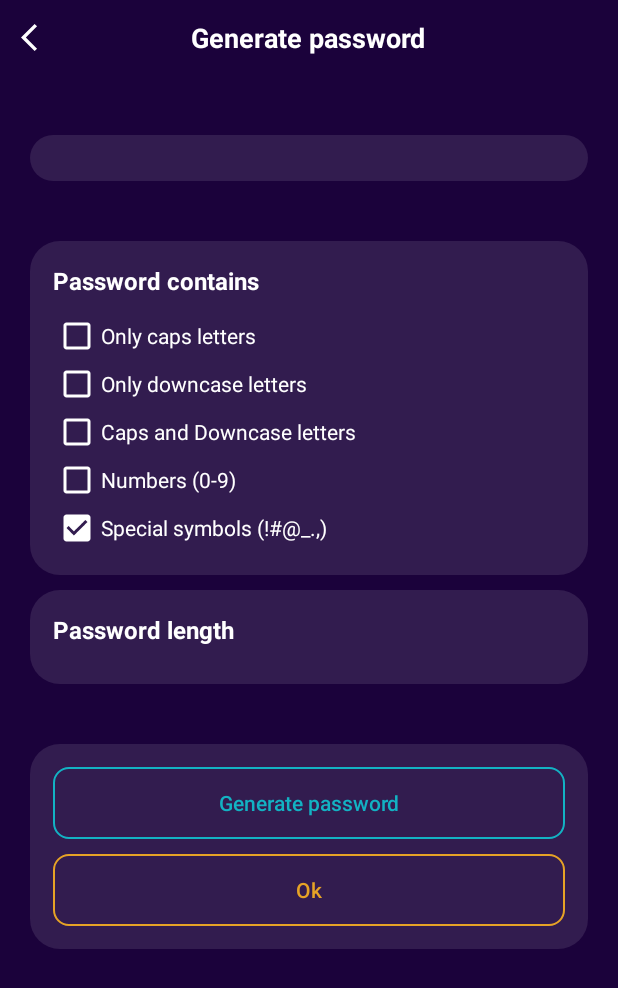
After one commit to alexandrakomkova/passave, an Android app: the layout activity_generate_password.xml on its own in the app's theme, with its tools: preview values and no code run, on a phone screen of 412 x 824 dp. The commit adds this screen. Shown: the top 988 px of the screen. Run offline under Robolectric (Android 15) with nearby library versions, the phone set to English and light mode, and no system bars.

Commit message:
add generate password screen

```diff
--- a/app/src/main/AndroidManifest.xml
+++ b/app/src/main/AndroidManifest.xml
@@ -16,8 +16,11 @@
         <activity
             android:name=".AddPasswordActivity"
             android:exported="true" />
+<!--        <activity-->
+<!--            android:name=".GeneratePasswordActivity"-->
+<!--            android:exported="true" />-->
         <activity
-            android:name=".MainActivity"
+            android:name=".GeneratePasswordActivity"
             android:exported="true">
             <intent-filter>
                 <action android:name="android.intent.action.MAIN" />
--- /dev/null
+++ b/app/src/main/java/by/komkova/fit/bstu/passave/GeneratePasswordActivity.java
@@ -0,0 +1,14 @@
+package by.komkova.fit.bstu.passave;
+
+import android.os.Bundle;
+
+import androidx.appcompat.app.AppCompatActivity;
+
+public class GeneratePasswordActivity  extends AppCompatActivity {
+
+    @Override
+    protected void onCreate(Bundle savedInstanceState) {
+        super.onCreate(savedInstanceState);
+        setContentView(R.layout.activity_generate_password);
+    }
+}
--- a/app/src/main/res/layout/activity_add_password.xml
+++ b/app/src/main/res/layout/activity_add_password.xml
@@ -34,6 +34,7 @@
             android:layout_width="match_parent"
             android:layout_height="wrap_content"
             android:orientation="vertical">
+
             <!-- Text fields -->
             <LinearLayout
             android:layout_width="match_parent"
--- /dev/null
+++ b/app/src/main/res/layout/activity_generate_password.xml
@@ -0,0 +1,189 @@
+<?xml version="1.0" encoding="utf-8"?>
+<LinearLayout xmlns:android="http://schemas.android.com/apk/res/android"
+    xmlns:tools="http://schemas.android.com/tools"
+    android:layout_width="match_parent"
+    android:layout_height="match_parent"
+    android:background="@color/primary"
+    tools:context=".GeneratePasswordActivity"
+    android:orientation="vertical">
+
+    <RelativeLayout
+        android:layout_width="match_parent"
+        android:layout_height="wrap_content">
+
+        <ImageView
+            android:layout_width="50dp"
+            android:layout_height="50dp"
+            android:padding="14dp"
+            android:src="@drawable/back_btn"/>
+
+        <TextView
+            android:layout_width="wrap_content"
+            android:layout_height="wrap_content"
+            android:layout_centerInParent="true"
+            android:text="@string/generate_password_screen_label"
+            android:textColor="@color/white"
+            android:textSize="18sp"
+            android:textStyle="bold" />
+    </RelativeLayout>
+
+    <ScrollView
+        android:layout_width="match_parent"
+        android:layout_height="wrap_content">
+        <LinearLayout
+            android:layout_width="match_parent"
+            android:layout_height="wrap_content"
+            android:orientation="vertical">
+
+        <!-- Generated result -->
+        <LinearLayout
+            android:layout_width="match_parent"
+            android:layout_height="wrap_content"
+            android:layout_marginStart="20dp"
+            android:layout_marginEnd="20dp"
+            android:layout_marginTop="40dp"
+            android:orientation="vertical"
+            android:padding="15dp"
+            android:background="@drawable/round_back_white_10_20">
+
+        </LinearLayout>
+
+            <!-- Password Options -->
+            <LinearLayout
+                android:layout_width="match_parent"
+                android:layout_height="wrap_content"
+                android:layout_marginStart="20dp"
+                android:layout_marginEnd="20dp"
+                android:layout_marginTop="40dp"
+                android:orientation="vertical"
+                android:padding="15dp"
+                android:background="@drawable/round_back_white_10_20">
+
+                <!-- Password options label -->
+                <TextView
+                    android:id="@+id/password_contains_label"
+                    android:layout_width="wrap_content"
+                    android:layout_height="wrap_content"
+                    android:layout_centerVertical="true"
+                    android:text="@string/password_contains_label"
+                    android:textColor="@color/white"
+                    android:textStyle="bold"
+                    android:textSize="16sp"
+                    android:layout_marginBottom="10dp"/>
+
+                <!-- Caps Letters checkbox-->
+                <CheckBox
+                    android:id="@+id/caps_letters_checkbox"
+                    android:layout_width="match_parent"
+                    android:layout_height="wrap_content"
+                    android:text="@string/caps_letters_label"
+                    android:textColor="@color/white"
+                    android:buttonTint="@color/white"/>
+
+                <!-- Downcase Letters checkbox-->
+                <CheckBox
+                    android:id="@+id/down_letters_checkbox"
+                    android:layout_width="match_parent"
+                    android:layout_height="wrap_content"
+                    android:text="@string/down_letters_label"
+                    android:textColor="@color/white"
+                    android:buttonTint="@color/white"/>
+
+                <!-- All Letters checkbox-->
+                <CheckBox
+                    android:id="@+id/all_letters_checkbox"
+                    android:layout_width="match_parent"
+                    android:layout_height="wrap_content"
+                    android:text="@string/all_letters_label"
+                    android:textColor="@color/white"
+                    android:buttonTint="@color/white"/>
+
+                <!-- Numbers checkbox-->
+                <CheckBox
+                    android:id="@+id/numbers_checkbox"
+                    android:layout_width="match_parent"
+                    android:layout_height="wrap_content"
+                    android:text="@string/numbers_label"
+                    android:textColor="@color/white"
+                    android:buttonTint="@color/white"/>
+
+                <!-- Special symbols checkbox-->
+                <CheckBox
+                    android:id="@+id/special_symbols_checkbox"
+                    android:layout_width="match_parent"
+                    android:layout_height="wrap_content"
+                    android:text="@string/special_symbols_label"
+                    android:textColor="@color/white"
+                    android:buttonTint="@color/white"
+                    android:checked="true" />
+
+
+            </LinearLayout>
+
+            <!-- Password Options -->
+            <LinearLayout
+                android:layout_width="match_parent"
+                android:layout_height="wrap_content"
+                android:layout_marginStart="20dp"
+                android:layout_marginEnd="20dp"
+                android:layout_marginTop="10dp"
+                android:orientation="vertical"
+                android:padding="15dp"
+                android:background="@drawable/round_back_white_10_20">
+
+                <!-- Password length label -->
+                <TextView
+                    android:id="@+id/password_length_label"
+                    android:layout_width="wrap_content"
+                    android:layout_height="wrap_content"
+                    android:layout_centerVertical="true"
+                    android:text="@string/password_length_label"
+                    android:textColor="@color/white"
+                    android:textStyle="bold"
+                    android:textSize="16sp"
+                    android:layout_marginBottom="10dp"/>
+
+
+            </LinearLayout>
+
+            <!-- Buttons -->
+            <LinearLayout
+                android:layout_width="match_parent"
+                android:layout_height="wrap_content"
+                android:layout_marginStart="20dp"
+                android:layout_marginEnd="20dp"
+                android:layout_marginTop="40dp"
+                android:orientation="vertical"
+                android:padding="15dp"
+                android:background="@drawable/round_back_white_10_20">
+
+                <!-- Generate password button -->
+                <Button
+                    android:id="@+id/generate_password_btn"
+                    android:layout_width="match_parent"
+                    android:layout_height="wrap_content"
+                    android:text="@string/generate_btn"
+                    android:textColor="@color/settings_notifications"
+                    android:textStyle="normal"
+                    android:textSize="14sp"
+                    android:background="@drawable/update_password_btn"
+                    android:textAllCaps="false"/>
+
+                <!-- Ok button -->
+                <Button
+                    android:id="@+id/save_password_btn"
+                    android:layout_width="match_parent"
+                    android:layout_height="wrap_content"
+                    android:text="@string/ok_btn"
+                    android:textColor="@color/settings_languages"
+                    android:textStyle="normal"
+                    android:textSize="14sp"
+                    android:background="@drawable/save_password_btn"
+                    android:textAllCaps="false"
+                    android:layout_marginTop="10dp"/>
+
+            </LinearLayout>
+        </LinearLayout>
+    </ScrollView>
+
+</LinearLayout>
--- a/app/src/main/res/values/strings.xml
+++ b/app/src/main/res/values/strings.xml
@@ -31,4 +31,14 @@
     <string name="enter_login_hint">Enter Login</string>
     <string name="enter_password_hint">Enter Password</string>
     <string name="enter_password_details_hint">Enter Details</string>
+
+    <!-- generate password screen -->
+    <string name="generate_password_screen_label">Generate password</string>
+    <string name="caps_letters_label">Only caps letters</string>
+    <string name="down_letters_label">Only downcase letters</string>
+    <string name="all_letters_label">Caps and Downcase letters</string>
+    <string name="numbers_label">Numbers (0-9)</string>
+    <string name="special_symbols_label">Special symbols (!#@_.,)</string>
+    <string name="password_contains_label">Password contains</string>
+    <string name="password_length_label">Password length</string>
 </resources>
--- a/app/src/main/res/values/themes.xml
+++ b/app/src/main/res/values/themes.xml
@@ -14,7 +14,7 @@
         <!-- Customize your theme here. -->
     </style>
 
-    <!-- theme for settings notifocation slider-->
+    <!-- theme for settings notification slider-->
     <style name="notification_switch" parent="Theme.AppCompat.Light">
         <item name="colorControlActivated">@color/settings_notifications</item>
         <item name="colorSwitchThumbNormal">@color/white</item>
@@ -55,4 +55,5 @@
         <item name="endIconMode">password_toggle</item>
         <item name="endIconTint">@color/white</item>
     </style>
+
 </resources>
```
Also changed, not shown: 2 other files.
